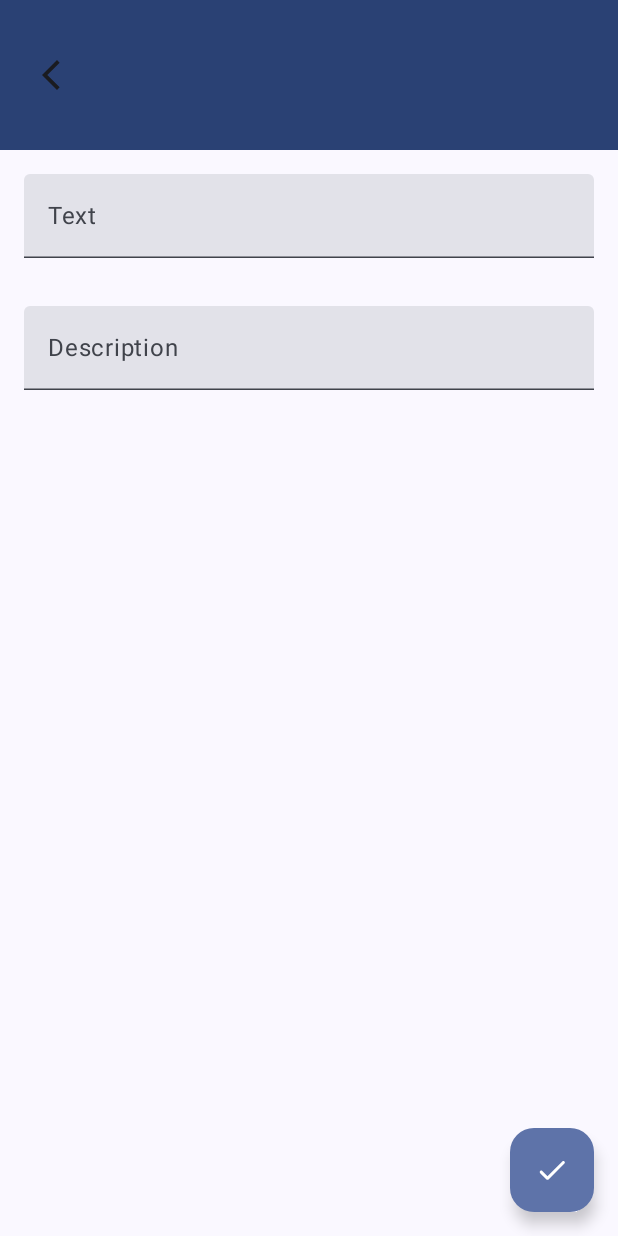
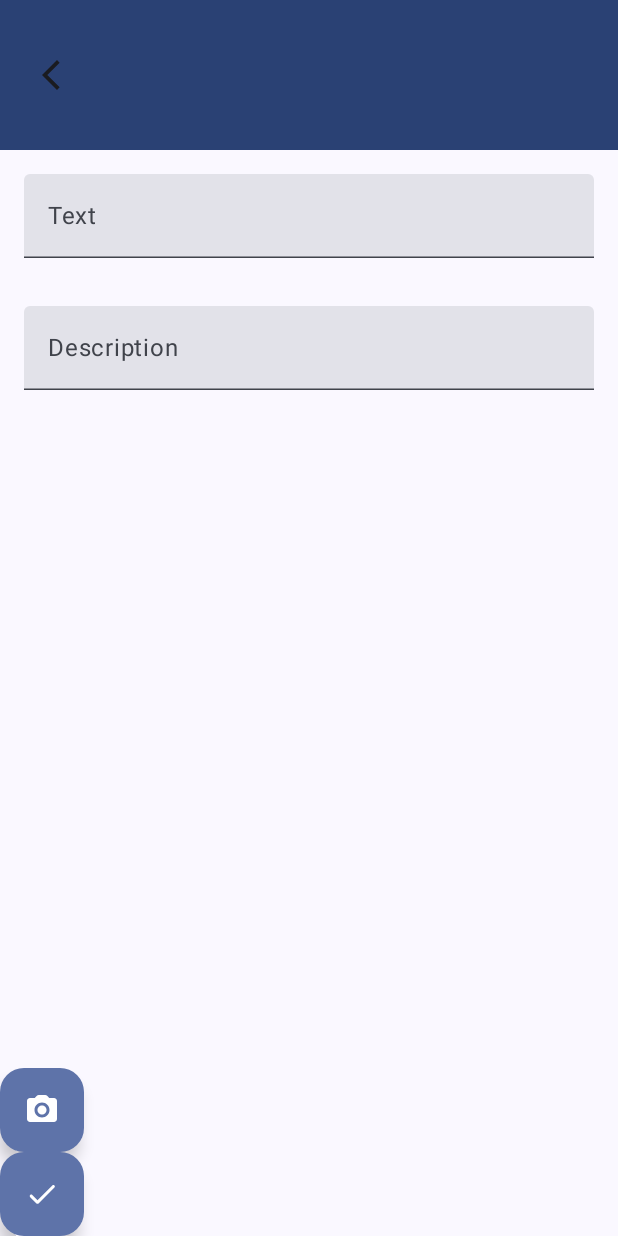
Before and after one commit to Yazomone/StoringApp, an Android app built with Jetpack Compose: the AddNoteScreen screen opened through its navigation route, on a phone screen of 412 x 824 dp. Run offline under Robolectric (Android 15) with nearby library versions, the phone set to English and light mode, and no system bars; our stand-ins replace Room's generated code.

Commit message:
add camera

```diff
--- a/app/src/main/AndroidManifest.xml
+++ b/app/src/main/AndroidManifest.xml
@@ -1,6 +1,11 @@
 <?xml version="1.0" encoding="utf-8"?>
 <manifest xmlns:android="http://schemas.android.com/apk/res/android"
     xmlns:tools="http://schemas.android.com/tools">
+
+    <uses-permission android:name="android.permission.CAMERA" />
+    <uses-feature
+        android:name="android.hardware.camera"
+        android:required="false" />
 
     <application
         android:allowBackup="true"
--- a/app/src/main/java/com/plcoding/storingapp/MainActivity.kt
+++ b/app/src/main/java/com/plcoding/storingapp/MainActivity.kt
@@ -1,7 +1,6 @@
 package com.plcoding.storingapp
 
 import android.os.Bundle
-import android.util.Log
 import androidx.activity.ComponentActivity
 import androidx.activity.compose.setContent
 import androidx.activity.viewModels
@@ -17,8 +16,10 @@ import androidx.navigation.compose.NavHost
 import androidx.navigation.compose.composable
 import androidx.navigation.compose.rememberNavController
 import androidx.room.Room
+import com.plcoding.storingapp.Camera.CameraPermission
 import com.plcoding.storingapp.data.NotesDatabase
 import com.plcoding.storingapp.presentation.AddNoteScreen
+import com.plcoding.storingapp.Camera.CameraScreen
 import com.plcoding.storingapp.presentation.NotesScreen
 import com.plcoding.storingapp.presentation.NotesViewModel
 import com.plcoding.storingapp.presentation.SearchScreen
@@ -97,6 +98,9 @@ class MainActivity : ComponentActivity() {
                                 onEvent = viewModel::onEvent
                             )
                         }
+                        composable("CameraPermission"){
+                            CameraPermission()
+                        }
                     }
                 }
             }
--- a/app/src/main/java/com/plcoding/storingapp/presentation/AddNoteScreen.kt
+++ b/app/src/main/java/com/plcoding/storingapp/presentation/AddNoteScreen.kt
@@ -10,6 +10,7 @@ import androidx.compose.foundation.layout.padding
 import androidx.compose.material.icons.Icons
 import androidx.compose.material.icons.filled.ArrowBackIosNew
 import androidx.compose.material.icons.rounded.Check
+import androidx.compose.material.icons.rounded.PhotoCamera
 import androidx.compose.material3.FloatingActionButton
 import androidx.compose.material3.Icon
 import androidx.compose.material3.IconButton
@@ -57,7 +58,16 @@ fun AddNoteScreen (
 
             }
         },
-        floatingActionButton = {
+        bottomBar = {
+            Column {
+                FloatingActionButton(onClick = {
+                    navController.navigate("CameraPermission")
+                }) {
+                    Icon(imageVector = Icons.Rounded.PhotoCamera,
+                        contentDescription = "Text Recognition"
+                    )
+                }
+
                 FloatingActionButton(onClick = {
                     if (state.title.value.isEmpty()) {
                         titleEmpty = true
@@ -68,8 +78,7 @@ fun AddNoteScreen (
                         onEvent(NotesEvent.SaveNote(
                             title = state.title.value,
                             description = state.description.value
-                        )
-                    )
+                        ))
                         navController.popBackStack()
                     }
                 }) {
@@ -77,7 +86,10 @@ fun AddNoteScreen (
                         contentDescription = "Save Note"
                     )
                 }
+
             }
+        },
+
     ) {paddingValues ->
 
         Column (
--- a/build.gradle.kts
+++ b/build.gradle.kts
@@ -1,4 +1,5 @@
 // Top-level build file where you can add configuration options common to all sub-projects/modules.
+
 plugins {
     alias(libs.plugins.androidApplication) apply false
     alias(libs.plugins.jetbrainsKotlinAndroid) apply false
```
Also changed, not shown: app/build.gradle.kts (+29 -0 lines), app/src/main/java/com/plcoding/storingapp/Camera/NoPermissionScreen.kt (added, +63 -0 lines). Lines whose indentation alone changed are shown as unchanged.
